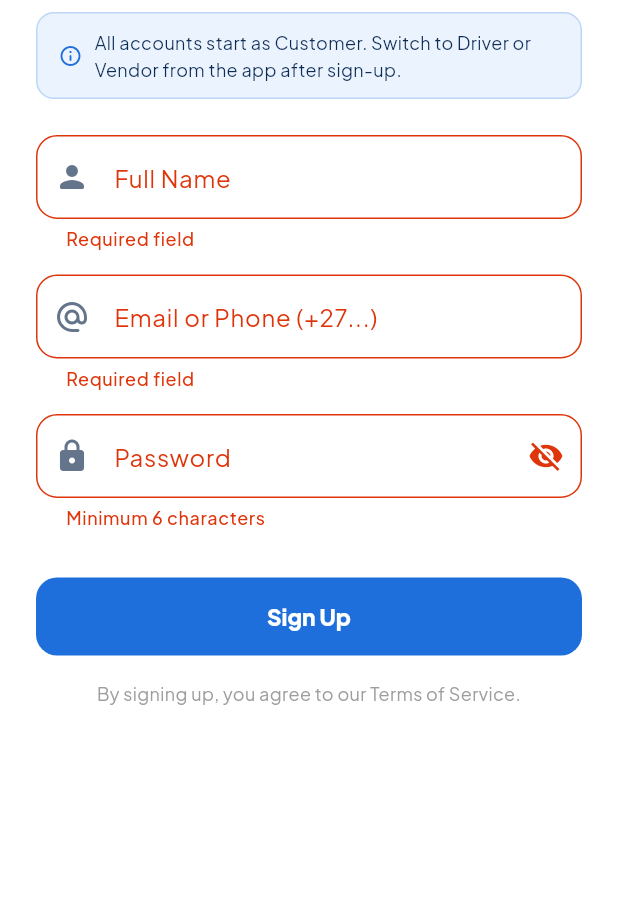
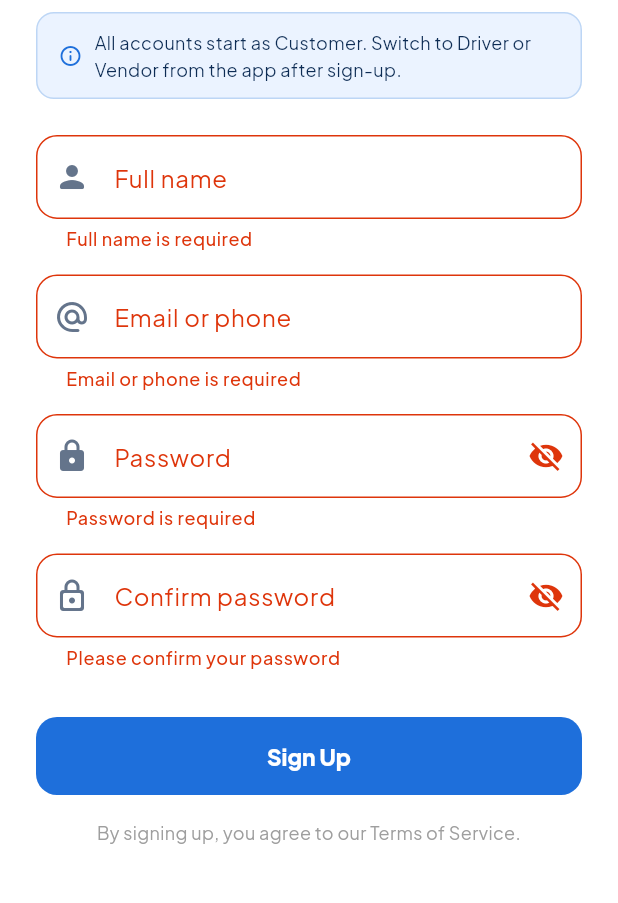
Before and after one commit to tshepo-motebele/Kgoro, a Flutter app: the _SignUpForm widget shown alone on an empty page, opened directly, after a tap on "Sign Up", on a phone screen of 412 x 824 dp, the part 132-1035 px from its top. Run offline on Flutter 3.47's test engine with Material 3 defaults, Android fonts, the phone set to English and light mode, and no system bars; our stand-ins replace cached_network_image, cloud_firestore, cloud_functions, connectivity_plus, firebase_analytics, firebase_auth and 14 more; accounts and stored records are empty.

Commit message:
Improve user registration: stronger validation, password confirmation, better feedback
- Add password confirmation field
- Stronger password rules (length + number)
- Better email/phone validation using existing Validators
- Full name length check
- Success snackbar on email signup
- Proper controller disposal
- Password fields skipped for phone OTP path

```diff
--- a/lib/screens/auth/login_screen.dart
+++ b/lib/screens/auth/login_screen.dart
@@ -265,9 +265,20 @@ class _SignUpFormState extends ConsumerState<_SignUpForm> {
   final _nameController = TextEditingController();
   final _contactController = TextEditingController();
   final _passwordController = TextEditingController();
+  final _confirmPasswordController = TextEditingController();
   final _formKey = GlobalKey<FormState>();
   bool _loading = false;
   bool _obscure = true;
+  bool _obscureConfirm = true;
+
+  @override
+  void dispose() {
+    _nameController.dispose();
+    _contactController.dispose();
+    _passwordController.dispose();
+    _confirmPasswordController.dispose();
+    super.dispose();
+  }
 
   bool _isPhone(String value) =>
       value.startsWith('+') || RegExp(r'^0[6-8]\d').hasMatch(value);
@@ -332,12 +343,18 @@ class _SignUpFormState extends ConsumerState<_SignUpForm> {
           final newUser = AppUser(
             id: credential.user!.uid,
             fullName: _nameController.text.trim(),
+            email: contact,
             phone: '',
             localArea: 'Thaba Nchu Town Centre',
             role: UserRole.customer,
             createdAt: DateTime.now(),
           );
           await ref.read(firestoreServiceProvider).upsertUser(newUser);
+          if (mounted) {
+            ScaffoldMessenger.of(context).showSnackBar(
+              const SnackBar(content: Text('Account created! Welcome to Kgoro.')),
+            );
+          }
         }
       } on FirebaseAuthException catch (e) {
         if (mounted) {
@@ -427,27 +444,39 @@ class _SignUpFormState extends ConsumerState<_SignUpForm> {
             const SizedBox(height: 24),
             TextFormField(
               controller: _nameController,
+              textCapitalization: TextCapitalization.words,
               decoration: const InputDecoration(
-                labelText: 'Full Name',
+                labelText: 'Full name',
                 prefixIcon: Icon(Icons.person_rounded),
               ),
-              validator: (v) => v != null && v.isNotEmpty ? null : 'Required field',
+              validator: (v) {
+                if (v == null || v.trim().isEmpty) return 'Full name is required';
+                if (v.trim().length < 2) return 'Please enter your full name';
+                return null;
+              },
             ),
             const SizedBox(height: 16),
             TextFormField(
               controller: _contactController,
+              keyboardType: TextInputType.emailAddress,
               decoration: const InputDecoration(
-                labelText: 'Email or Phone (+27...)',
+                labelText: 'Email or phone',
                 prefixIcon: Icon(Icons.alternate_email_rounded),
-                helperText: 'For phone, use format +27820000000',
+                helperText: 'Phone: +27... or 0...   •   Email: you@example.com',
               ),
               validator: (v) {
-                if (v == null || v.isEmpty) return 'Required field';
-                if (!v.contains('@')) {
-                  // Phone validation
-                  final phoneRegex = RegExp(r'^\+[1-9]\d{1,14}$');
-                  if (!phoneRegex.hasMatch(v)) {
-                    return 'Must be valid E.164 format (e.g. +27...)';
+                if (v == null || v.trim().isEmpty) return 'Email or phone is required';
+                final value = v.trim();
+                if (_isPhone(value)) {
+                  if (!Validators.isValidSaPhone(value) && !value.startsWith('+')) {
+                    return 'Enter a valid South African phone number';
+                  }
+                  if (value.startsWith('+') && !RegExp(r'^\+[1-9]\d{7,14}$').hasMatch(value)) {
+                    return 'Use international format, e.g. +27821234567';
+                  }
+                } else {
+                  if (!Validators.isValidEmail(value)) {
+                    return 'Enter a valid email address';
                   }
                 }
                 return null;
@@ -465,7 +494,32 @@ class _SignUpFormState extends ConsumerState<_SignUpForm> {
                   onPressed: () => setState(() => _obscure = !_obscure),
                 ),
               ),
-              validator: (v) => v != null && v.length >= 6 ? null : 'Minimum 6 characters',
+              validator: (v) {
+                if (_isPhone(_contactController.text.trim())) return null;
+                if (v == null || v.isEmpty) return 'Password is required';
+                if (v.length < 6) return 'At least 6 characters';
+                if (!RegExp(r'[0-9]').hasMatch(v)) return 'Include at least one number';
+                return null;
+              },
+            ),
+            const SizedBox(height: 16),
+            TextFormField(
+              controller: _confirmPasswordController,
+              obscureText: _obscureConfirm,
+              decoration: InputDecoration(
+                labelText: 'Confirm password',
+                prefixIcon: const Icon(Icons.lock_outline_rounded),
+                suffixIcon: IconButton(
+                  icon: Icon(_obscureConfirm ? Icons.visibility_off : Icons.visibility),
+                  onPressed: () => setState(() => _obscureConfirm = !_obscureConfirm),
+                ),
+              ),
+              validator: (v) {
+                if (_isPhone(_contactController.text.trim())) return null;
+                if (v == null || v.isEmpty) return 'Please confirm your password';
+                if (v != _passwordController.text) return 'Passwords do not match';
+                return null;
+              },
             ),
             const SizedBox(height: 32),
             ElevatedButton(
```
